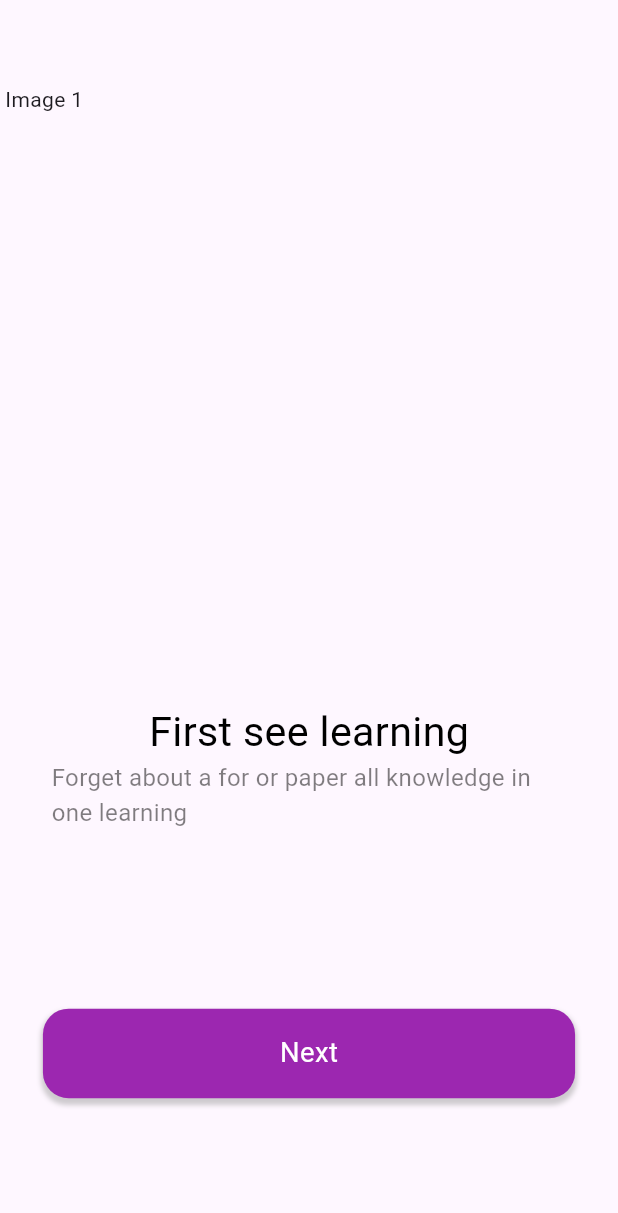
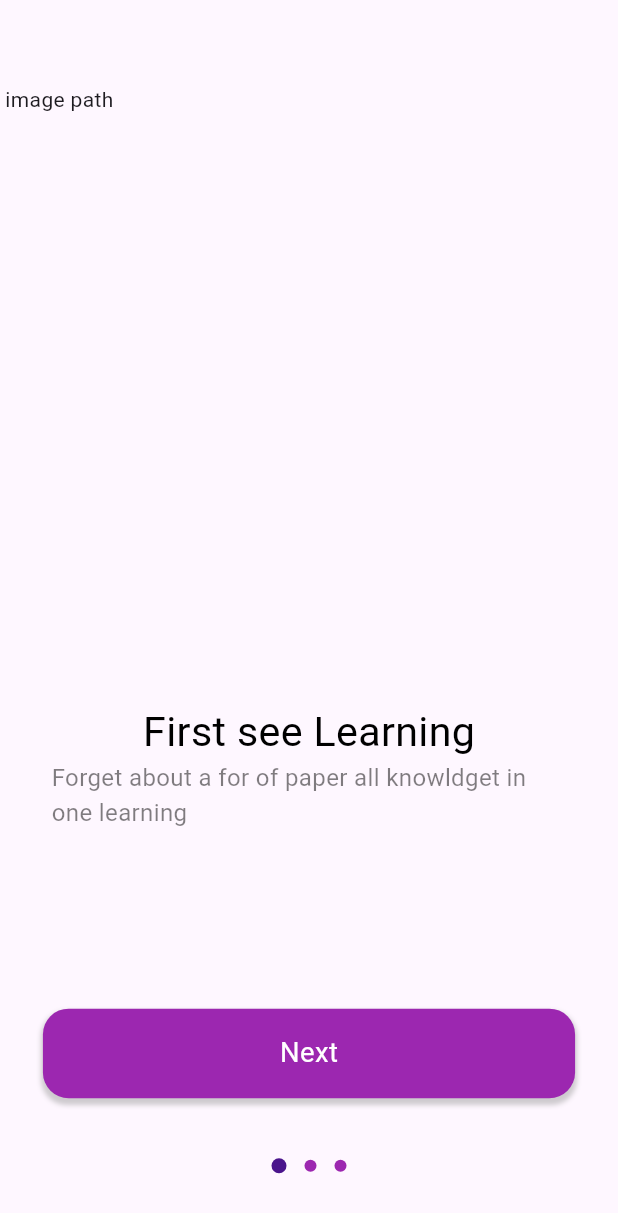
Before and after one commit to santetch/flutter_sample_course, a Flutter app: the screen it shows after launch, on a phone screen of 412 x 824 dp. Shown: the top 1213 px of the screen. Run offline on Flutter 3.47's test engine with Material 2 defaults, Android fonts, the phone set to English and light mode, and no system bars; drawn by our look-alikes of dots_indicator; our stand-ins replace flutter_bloc, flutter_screenutil.

Commit message:
welcome page state managment

```diff
--- a/lib/main.dart
+++ b/lib/main.dart
@@ -4,6 +4,7 @@ import 'package:flutter_screenutil/flutter_screenutil.dart';
 import 'package:u_course_example/app_blocs.dart';
 import 'package:u_course_example/app_events.dart';
 import 'package:u_course_example/app_states.dart';
+import 'package:u_course_example/pages/welcome/bloc/welcome_blocs.dart';
 
 import 'pages/welcome/views/welcome.dart';
 
@@ -16,7 +17,9 @@ class MyApp extends StatelessWidget {
 
   @override
   Widget build(BuildContext context) {
-    return ScreenUtilInit(
+    return BlocProvider(
+      create: (context) => WelcomeBloc(),
+      child: ScreenUtilInit(
         builder: (context, child) => BlocProvider(
           create: (context) => AppBlocs(),
           child: MaterialApp(
@@ -26,6 +29,7 @@ class MyApp extends StatelessWidget {
               useMaterial3: true,
             ),
             home: const Welcome(),
+          ),
         ),
       ),
     );
--- a/lib/pages/welcome/bloc/welcome_blocs.dart
+++ b/lib/pages/welcome/bloc/welcome_blocs.dart
@@ -0,0 +1,11 @@
+import 'package:flutter_bloc/flutter_bloc.dart';
+import 'package:u_course_example/pages/welcome/bloc/welcome_events.dart';
+import 'package:u_course_example/pages/welcome/bloc/welcome_states.dart';
+
+class WelcomeBloc extends Bloc<WelcomeEvent, WelcomeState> {
+  WelcomeBloc() : super(WelcomeState()) {
+    on<WelcomeEvent>((event, emit) {
+      emit(WelcomeState(page: state.page));
+    });
+  }
+}
--- a/lib/pages/welcome/bloc/welcome_events.dart
+++ b/lib/pages/welcome/bloc/welcome_events.dart
@@ -0,0 +1 @@
+class WelcomeEvent {}
--- a/lib/pages/welcome/bloc/welcome_states.dart
+++ b/lib/pages/welcome/bloc/welcome_states.dart
@@ -0,0 +1,5 @@
+class WelcomeState {
+  int page;
+
+  WelcomeState({this.page = 0});
+}
--- a/lib/pages/welcome/views/welcome.dart
+++ b/lib/pages/welcome/views/welcome.dart
@@ -1,5 +1,10 @@
+import 'package:dots_indicator/dots_indicator.dart';
 import 'package:flutter/material.dart';
+import 'package:flutter_bloc/flutter_bloc.dart';
 import 'package:flutter_screenutil/flutter_screenutil.dart';
+import 'package:u_course_example/pages/welcome/bloc/welcome_blocs.dart';
+import 'package:u_course_example/pages/welcome/bloc/welcome_events.dart';
+import 'package:u_course_example/pages/welcome/bloc/welcome_states.dart';
 
 class Welcome extends StatefulWidget {
   const Welcome({super.key});
@@ -15,22 +20,89 @@ class _WelcomeState extends State<Welcome> {
       color: Colors.white,
       child: Scaffold(
           appBar: AppBar(),
-        body: SizedBox(
+          body: BlocBuilder<WelcomeBloc, WelcomeState>(
+            builder: (context, state) {
+              return SizedBox(
                 width: 375.w,
                 child: Stack(
+                  alignment: Alignment.topCenter,
                   children: [
                     PageView(
+                      onPageChanged: (index) {
+                        state.page = index;
+                        BlocProvider.of<WelcomeBloc>(context)
+                            .add(WelcomeEvent());
+                      },
                       children: [
-                  Column(
+                        _page(
+                          0,
+                          context,
+                          "Next",
+                          "First see Learning",
+                          "Forget about a for of paper all knowldget in one learning",
+                          "image path",
+                        ),
+                        _page(
+                          1,
+                          context,
+                          "Next",
+                          "Connect With Everyone",
+                          "Always keep in touch with your tuto & friend. let's get connected!",
+                          "image path",
+                        ),
+                        _page(
+                          2,
+                          context,
+                          "Get Started",
+                          "Always Fascinated Learning",
+                          "Anywhere, anytime. The time is at your discretion so study whenever you want",
+                          "image path",
+                        ),
+                      ],
+                    ),
+                    Positioned(
+                      bottom: 30.h,
+                      child: DotsIndicator(
+                        position: state.page,
+                        dotsCount: 3,
+                        mainAxisAlignment: MainAxisAlignment.center,
+                        decorator: DotsDecorator(
+                          color: Colors.purple,
+                          activeColor: Colors.purple[900],
+                          size: const Size.square(8.0),
+                          activeSize: const Size(10.0, 10.0),
+                          activeShape: RoundedRectangleBorder(
+                            borderRadius: BorderRadius.circular(5.0),
+                          ),
+                        ),
+                      ),
+                    )
+                  ],
+                ),
+              );
+            },
+          )),
+    );
+  }
+
+  Widget _page(
+    int index,
+    BuildContext context,
+    String buttonName,
+    String title,
+    String subTitle,
+    String imagePath,
+  ) {
+    return Column(
       children: [
         SizedBox(
           width: 354.w,
           height: 345.h,
-                        child: const Text("Image 1"),
+          child: Text(imagePath),
         ),
         SizedBox(
           child: Text(
-                          "First see learning",
+            title,
             style: TextStyle(
               color: Colors.black,
               fontSize: 24.sp,
@@ -42,7 +114,7 @@ class _WelcomeState extends State<Welcome> {
           width: 375.w,
           padding: EdgeInsets.only(left: 30.w, right: 30.w),
           child: Text(
-                          "Forget about a for or paper all knowledge in one learning",
+            subTitle,
             style: TextStyle(
               color: Colors.black.withOpacity(0.5),
               fontSize: 14.sp,
@@ -72,7 +144,7 @@ class _WelcomeState extends State<Welcome> {
           ),
           child: Center(
               child: Text(
-                          "Next",
+            buttonName,
             style: TextStyle(
               color: Colors.white,
               fontSize: 16.sp,
@@ -81,13 +153,6 @@ class _WelcomeState extends State<Welcome> {
           )),
         )
       ],
-                  )
-                ],
-              )
-            ],
-          ),
-        ),
-      ),
     );
   }
 }
--- a/pubspec.yaml
+++ b/pubspec.yaml
@@ -38,6 +38,7 @@ dependencies:
   flutter_blob: ^0.0.1
   flutter_bloc: ^8.1.3
   flutter_screenutil: ^5.8.4
+  dots_indicator: ^3.0.0
 
 dev_dependencies:
   flutter_test:
```
Also changed, not shown: pubspec.lock. Lines whose indentation alone changed are shown as unchanged.
